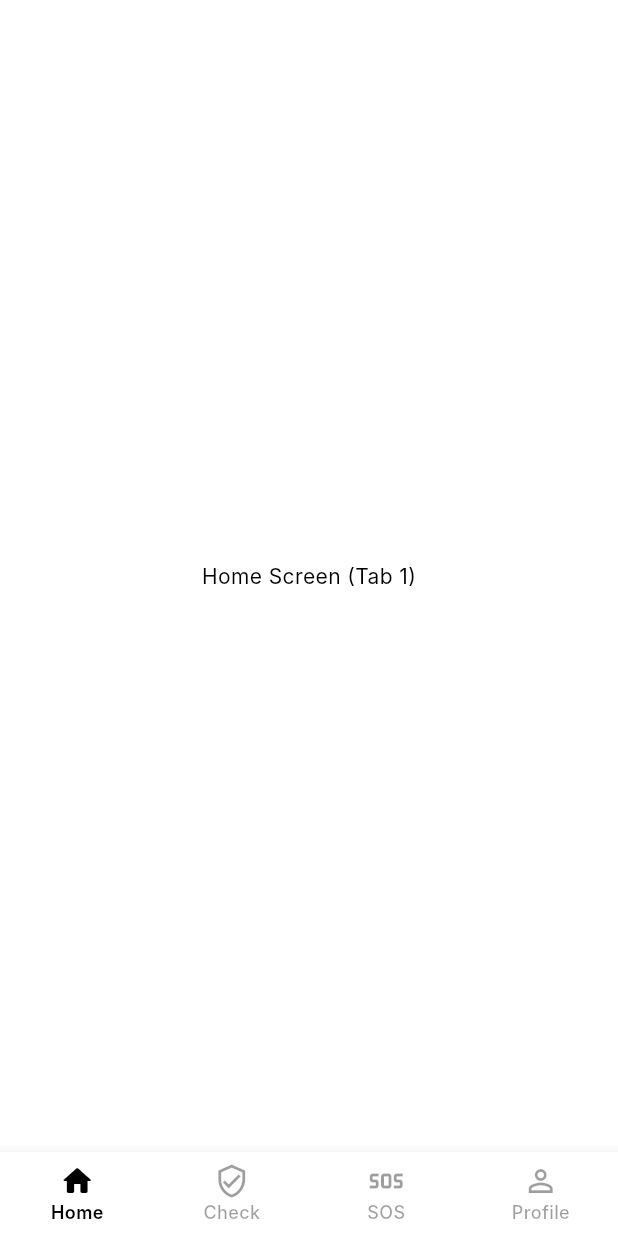
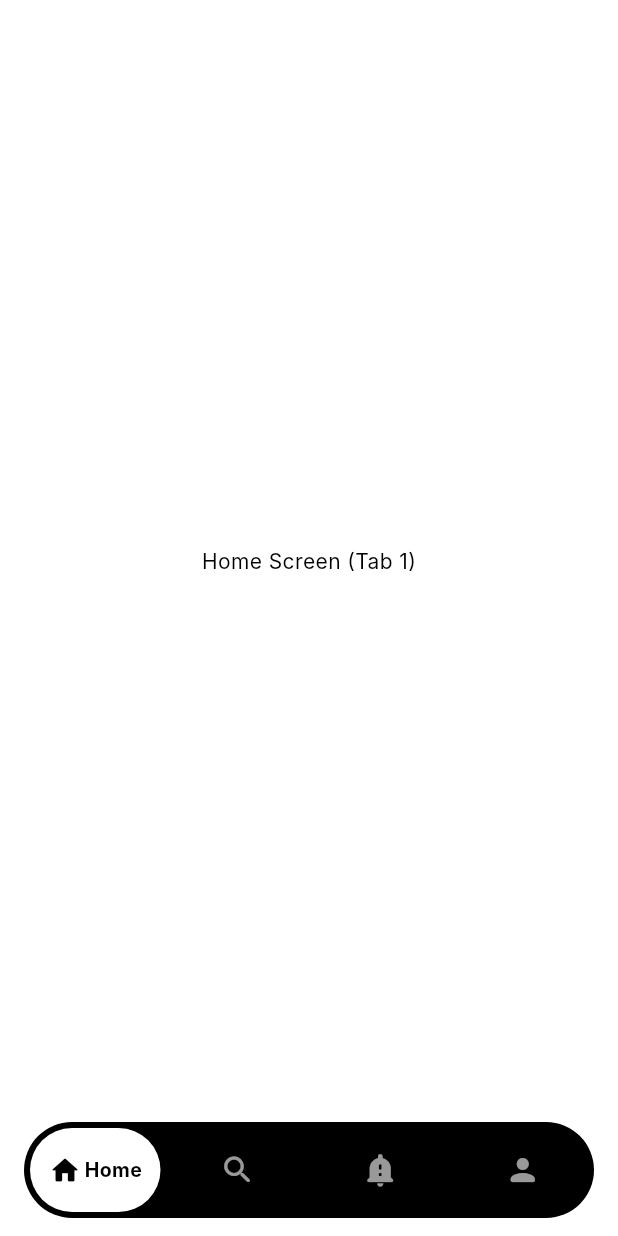
Before and after one commit to soyambrata06-prog/Motocheck, a Flutter app: the screen it shows after launch, after a tap on "Skip", after a tap on "Continue with Google", on a phone screen of 412 x 824 dp. Run offline on Flutter 3.47's test engine with Material 3 defaults, Android fonts, the phone set to English and light mode, and no system bars; our stand-ins replace font_awesome_flutter, smooth_page_indicator; Roboto replaces fonts that are missing (Inter).

Commit message:
Complete login and onboarding flow with high-fidelity B&W UI and animated transitions

```diff
--- a/analysis_options.yaml
+++ b/analysis_options.yaml
@@ -7,6 +7,8 @@
 
 # The following line activates a set of recommended lints for Flutter apps,
 # packages, and plugins designed to encourage good coding practices.
+analyzer:
+  errors: { deprecated_member_use: ignore, prefer_const_constructors: ignore }
 include: package:flutter_lints/flutter.yaml
 
 linter:
--- a/lib/screens/main_navigation_screen.dart
+++ b/lib/screens/main_navigation_screen.dart
@@ -29,43 +29,102 @@ class _MainNavigationScreenState extends State<MainNavigationScreen> {
 
   @override
   Widget build(BuildContext context) {
+    final double screenWidth = MediaQuery.of(context).size.width;
+    final double navBarWidth = screenWidth - 32;
+    final double itemWidth = navBarWidth / 4;
+
     return Scaffold(
+      backgroundColor: Colors.white,
       body: IndexedStack(
         index: _selectedIndex,
         children: _screens,
       ),
-      bottomNavigationBar: BottomNavigationBar(
-        currentIndex: _selectedIndex,
-        onTap: _onItemTapped,
-        type: BottomNavigationBarType.fixed,
-        backgroundColor: Colors.white,
-        selectedItemColor: Colors.black,
-        unselectedItemColor: Colors.black38,
-        showUnselectedLabels: true,
-        selectedLabelStyle: const TextStyle(fontWeight: FontWeight.w600, fontSize: 12),
-        unselectedLabelStyle: const TextStyle(fontWeight: FontWeight.w500, fontSize: 12),
-        items: const [
-          BottomNavigationBarItem(
-            icon: Icon(Icons.home_outlined),
-            activeIcon: Icon(Icons.home_rounded),
-            label: 'Home',
+      bottomNavigationBar: Container(
+        color: Colors.white,
+        padding: const EdgeInsets.fromLTRB(16, 0, 16, 12),
+        child: Container(
+          height: 64,
+          decoration: BoxDecoration(
+            color: Colors.black,
+            borderRadius: BorderRadius.circular(32),
           ),
-          BottomNavigationBarItem(
-            icon: Icon(Icons.verified_user_outlined),
-            activeIcon: Icon(Icons.verified_user_rounded),
-            label: 'Check',
+          child: Stack(
+            children: [
+              // Sliding Background
+              AnimatedPositioned(
+                duration: const Duration(milliseconds: 300),
+                curve: Curves.easeInOut,
+                left: _selectedIndex * itemWidth + 4,
+                top: 4,
+                bottom: 4,
+                width: itemWidth - 8,
+                child: Container(
+                  decoration: BoxDecoration(
+                    color: Colors.white,
+                    borderRadius: BorderRadius.circular(28),
+                  ),
+                ),
+              ),
+              // Navigation Items
+              Row(
+                children: List.generate(4, (index) {
+                  IconData icon;
+                  String label;
+                  switch (index) {
+                    case 0: icon = Icons.home_rounded; label = 'Home'; break;
+                    case 1: icon = Icons.search_rounded; label = 'Search'; break;
+                    case 2: icon = Icons.notification_important_rounded; label = 'SOS'; break;
+                    case 3: icon = Icons.person_rounded; label = 'Profile'; break;
+                    default: icon = Icons.home_rounded; label = '';
+                  }
+                  return _buildNavItem(index, icon, label);
+                }),
+              ),
+            ],
           ),
-          BottomNavigationBarItem(
-            icon: Icon(Icons.sos_outlined),
-            activeIcon: Icon(Icons.sos_rounded),
-            label: 'SOS',
+        ),
+      ),
+    );
+  }
+
+  Widget _buildNavItem(int index, IconData icon, String label) {
+    bool isSelected = _selectedIndex == index;
+
+    return Expanded(
+      child: GestureDetector(
+        onTap: () => _onItemTapped(index),
+        behavior: HitTestBehavior.opaque,
+        child: Center(
+          child: AnimatedSwitcher(
+            duration: const Duration(milliseconds: 200),
+            transitionBuilder: (Widget child, Animation<double> animation) {
+              return FadeTransition(opacity: animation, child: child);
+            },
+            child: isSelected
+                ? Row(
+                    key: ValueKey('sel_$index'),
+                    mainAxisSize: MainAxisSize.min,
+                    children: [
+                      Icon(icon, color: Colors.black, size: 22),
+                      const SizedBox(width: 2),
+                      Text(
+                        label,
+                        style: const TextStyle(
+                          color: Colors.black,
+                          fontWeight: FontWeight.bold,
+                          fontSize: 13,
+                        ),
+                      ),
+                    ],
+                  )
+                : Icon(
+                    icon,
+                    key: ValueKey('unsel_$index'),
+                    color: Colors.white.withOpacity(0.6),
+                    size: 24,
+                  ),
           ),
-          BottomNavigationBarItem(
-            icon: Icon(Icons.person_outline),
-            activeIcon: Icon(Icons.person_rounded),
-            label: 'Profile',
-          ),
-        ],
+        ),
       ),
     );
   }
--- a/lib/screens/onboarding_screen.dart
+++ b/lib/screens/onboarding_screen.dart
@@ -51,45 +51,45 @@ class _OnboardingScreenState extends State<OnboardingScreen> {
       body: SafeArea(
         child: Stack(
           children: [
-            // Background Sliding Image for Page 2 and 3
+            // Shared Background Image for Page 2 & 3
             AnimatedBuilder(
               animation: _pageController,
               builder: (context, child) {
-                double scrollOffset = 0.0;
+                double page = 0;
                 if (_pageController.hasClients) {
-                  scrollOffset = _pageController.page ?? 0.0;
+                  page = _pageController.page ?? 0;
                 }
 
-                // We only show the sliding bike when between page 1 (index 1) and page 2 (index 2)
-                // If on page 0, it should be hidden or at starting pos.
-                // Page 2 (index 1): 20-30% from right -> Offset(0.7, 0)
-                // Page 3 (index 2): 70-80% from left -> Offset(-0.7, 0)
+                // Unified linear movement: The bike is pinned to the background
+                // and moves 1:1 with the scroll for a perfect "pinned" effect.
+                double translationX = 1.56 - page;
+                double opacity = 0;
 
-                double opacity = 0.0;
-                double translationX = 0.0;
-
-                if (scrollOffset > 0.5) {
-                  // Fade in between page 1 and 2
-                  opacity = (scrollOffset - 0.5).clamp(0.0, 1.0);
-
-                  // Map scrollOffset [1.0 -> 2.0] to translationX [0.7 -> -0.7] (relative to center)
-                  // When page is 1.0, translation is 0.7 (bike pushed right)
-                  // When page is 2.0, translation is -0.7 (bike pushed left)
-                  double t = (scrollOffset - 1.0); // 0.0 to 1.0
-                  translationX = 0.7 - (t * 1.4);
+                // Optimizing visibility during Page 1 -> Page 2 transition
+                // The bike now fades in faster and slides from the right edge
+                if (page < 1.0) {
+                  // Fade in quickly so it's visible earlier in the transition
+                  opacity = (page * 1.8).clamp(0.0, 1.0);
+                } else {
+                  opacity = 1.0;
                 }
 
-                return Positioned.fill(
+                return Positioned(
+                  bottom: 260,
+                  left: 0,
+                  right: 0,
                   child: Opacity(
                     opacity: opacity,
                     child: FractionalTranslation(
-                      translation: Offset(translationX, -0.02),
+                      translation: Offset(translationX, 0),
+                      child: Center(
                         child: Transform.scale(
-                        scale: 1.7, // Decreased size as requested
-                        filterQuality: FilterQuality.high, // Improve rendering quality
+                          scale: 2.3,
                           child: Image.asset(
                             'assets/images/bike2.png',
+                            height: 320,
                             fit: BoxFit.contain,
+                          ),
                         ),
                       ),
                     ),
@@ -103,35 +103,38 @@ class _OnboardingScreenState extends State<OnboardingScreen> {
               onPageChanged: (index) {
                 setState(() => _currentPage = index);
               },
-              children: [
-                const _OnboardingPage(
+              children: const [
+                _OnboardingPage(
                   title: 'Know your bike.\nRide legal',
                   subtitle: "Easily check your bike's legality\nand ride safe.",
                   imagePath: 'assets/images/bike.png',
-                  imageAlignment: Alignment.center,
-                  imageScale: 1.8,
-                  showImage: true,
+                  imageScale: 2.0,
+                  imageOffset: Offset(15, 0),
                 ),
                 _OnboardingPage(
                   title: 'Check legality,\navoid fines, stay safe.',
                   subtitle: 'Scan your bike and check its legal status instantly.',
-                  imagePath: '',
-                  imageAlignment: Alignment.center,
                   isFeaturePage: true,
-                  showImage: false,
                 ),
-                const _OnboardingPage(
+                _OnboardingPage(
                   title: 'Stay connected,\nride with confidence.',
                   subtitle: 'Real-time updates, alerts, and a community\nof riders — all in one place.',
-                  imagePath: '',
-                  imageAlignment: Alignment.center,
                   showStats: true,
-                  showImage: false,
                 ),
               ],
             ),
 
-            // Skip button (top-right)
+            // UI Controls
+            _buildUIControls(),
+          ],
+        ),
+      ),
+    );
+  }
+
+  Widget _buildUIControls() {
+    return Stack(
+      children: [
         Positioned(
           top: 12,
           right: 20,
@@ -147,25 +150,12 @@ class _OnboardingScreenState extends State<OnboardingScreen> {
             ),
           ),
         ),
-
-            // Bottom controls (Dots + Button)
         Positioned(
           bottom: 0,
           left: 0,
           right: 0,
           child: Container(
             padding: const EdgeInsets.fromLTRB(24, 0, 24, 30),
-                decoration: BoxDecoration(
-                  gradient: LinearGradient(
-                    begin: Alignment.topCenter,
-                    end: Alignment.bottomCenter,
-                    colors: [
-                      Colors.white.withOpacity(0.0),
-                      Colors.white,
-                    ],
-                    stops: const [0.0, 0.3],
-                  ),
-                ),
             child: Column(
               mainAxisSize: MainAxisSize.min,
               children: [
@@ -203,23 +193,11 @@ class _OnboardingScreenState extends State<OnboardingScreen> {
                     spacing: 8,
                   ),
                 ),
-                    const SizedBox(height: 12),
-                    // Home Indicator
-                    Container(
-                      width: 120,
-                      height: 5,
-                      decoration: BoxDecoration(
-                        color: Colors.black.withOpacity(0.1),
-                        borderRadius: BorderRadius.circular(10),
-                      ),
-                    ),
               ],
             ),
           ),
         ),
       ],
-        ),
-      ),
     );
   }
 }
@@ -227,55 +205,30 @@ class _OnboardingScreenState extends State<OnboardingScreen> {
 class _OnboardingPage extends StatelessWidget {
   final String title;
   final String subtitle;
-  final String imagePath;
-  final Alignment imageAlignment;
-  final double imageScale;
   final bool showStats;
   final bool isFeaturePage;
-  final bool showImage;
+  final String? imagePath;
+  final double imageScale;
+  final Offset imageOffset;
 
   const _OnboardingPage({
     required this.title,
     required this.subtitle,
-    required this.imagePath,
-    required this.imageAlignment,
-    this.imageScale = 1.0,
     this.showStats = false,
     this.isFeaturePage = false,
-    this.showImage = true,
+    this.imagePath,
+    this.imageScale = 1.0,
+    this.imageOffset = Offset.zero,
   });
 
   @override
   Widget build(BuildContext context) {
-    return Stack(
-      children: [
-        // The Background Image (Zoomed) - Only if showImage is true (Page 1)
-        if (showImage)
-          Positioned.fill(
-            child: Padding(
-              padding: const EdgeInsets.only(top: 100, bottom: 100),
-              child: Align(
-                alignment: imageAlignment,
-                child: Transform.scale(
-                  scale: imageScale,
-                  child: Image.asset(
-                    imagePath,
-                    fit: BoxFit.contain,
-                    errorBuilder: (context, error, stackTrace) =>
-                        const Icon(Icons.motorcycle, size: 200, color: Colors.black12),
-                  ),
-                ),
-              ),
-            ),
-          ),
-
-        // Text Content
-        Padding(
+    return Padding(
       padding: const EdgeInsets.symmetric(horizontal: 24.0),
       child: Column(
         crossAxisAlignment: CrossAxisAlignment.start,
         children: [
-              const SizedBox(height: 60),
+          const SizedBox(height: 40),
           Text(
             title,
             style: const TextStyle(
@@ -297,14 +250,33 @@ class _OnboardingPage extends StatelessWidget {
             ),
           ),
           if (isFeaturePage) ...[
-                const SizedBox(height: 40),
-                _smallFeature(Icons.verified_user_rounded, 'Verify Bike Legality'),
-                const SizedBox(height: 12),
-                _smallFeature(Icons.local_police_rounded, 'Police Verification'),
-                const SizedBox(height: 12),
-                _smallFeature(Icons.sos_rounded, 'Instant SOS Help'),
+            const SizedBox(height: 30),
+            _buildFeature(Icons.verified_user_rounded, 'Verify Bike Legality'),
+            _buildFeature(Icons.local_police_rounded, 'Police Verification'),
+            _buildFeature(Icons.notification_important_rounded, 'Instant SOS Help'),
           ],
+
           const Spacer(),
+
+          if (imagePath != null)
+            Center(
+              child: Transform.translate(
+                offset: imageOffset,
+                child: Transform.scale(
+                  scale: imageScale,
+                  child: Image.asset(
+                    imagePath!,
+                    height: 280,
+                    fit: BoxFit.contain,
+                  ),
+                ),
+              ),
+            )
+          else
+            const SizedBox(height: 320), // Match bike2 height
+
+          const Spacer(),
+
           if (showStats) ...[
             Row(
               mainAxisAlignment: MainAxisAlignment.spaceAround,
@@ -314,20 +286,19 @@ class _OnboardingPage extends StatelessWidget {
                 _StatItem(value: '24/7', label: 'Support'),
               ],
             ),
-                const SizedBox(height: 160), // Space for bottom controls
+            const SizedBox(height: 140),
           ] else ...[
-                const SizedBox(height: 120),
+            const SizedBox(height: 100),
           ],
         ],
       ),
-        ),
-      ],
     );
   }
 
-  Widget _smallFeature(IconData icon, String label) {
-    return Row(
-      mainAxisSize: MainAxisSize.min,
+  Widget _buildFeature(IconData icon, String label) {
+    return Padding(
+      padding: const EdgeInsets.only(bottom: 12.0),
+      child: Row(
         children: [
           Icon(icon, size: 20, color: Colors.black),
           const SizedBox(width: 10),
@@ -340,6 +311,7 @@ class _OnboardingPage extends StatelessWidget {
             ),
           ),
         ],
+      ),
     );
   }
 }
--- a/pubspec.yaml
+++ b/pubspec.yaml
@@ -7,6 +7,7 @@ environment:
   sdk: '>=3.0.0 <4.0.0'
 
 dependencies:
+  model_viewer_plus: ^1.7.0
   flutter:
     sdk: flutter
   font_awesome_flutter: ^10.7.0
```
Also changed, not shown: assets/images/bike.png, pubspec.lock, 7 other files. Lines whose indentation alone changed are shown as unchanged.
